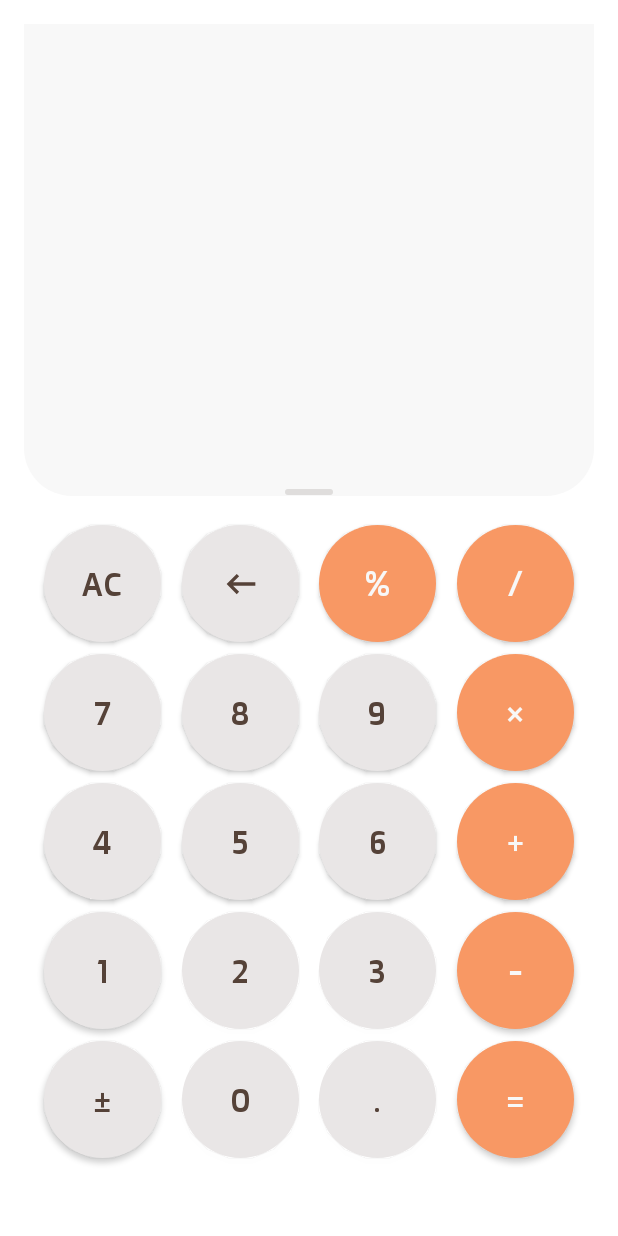
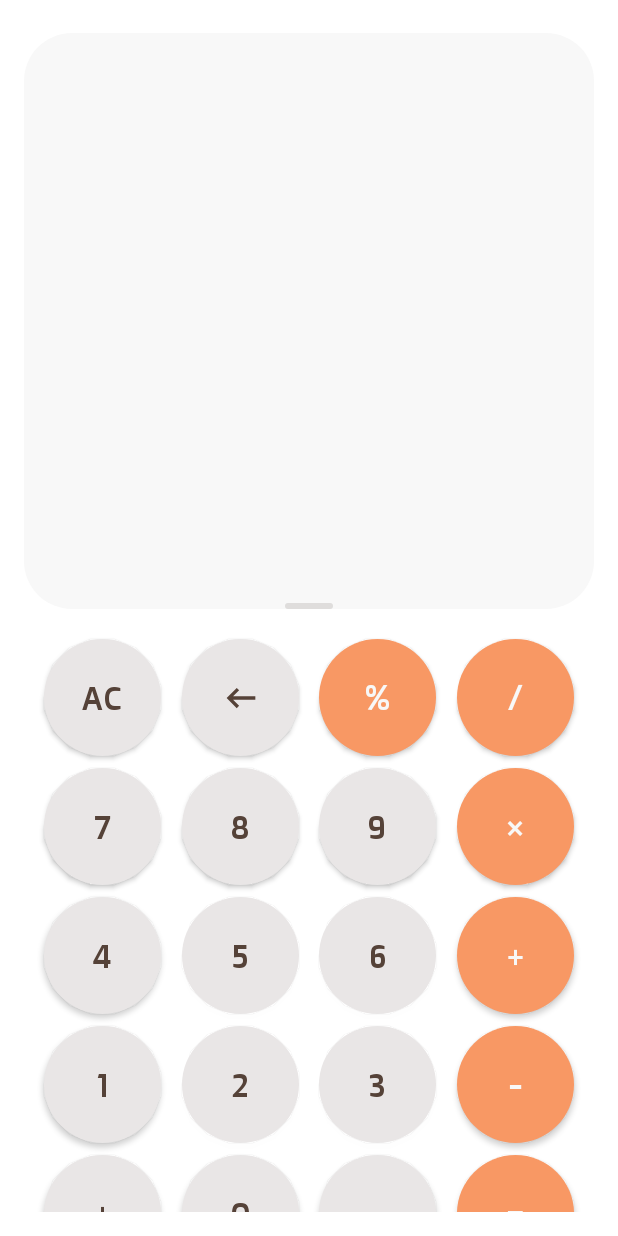
Before and after one commit to Farah315/Calculator, an Android app: the layout activity_main.xml on its own in the app's theme, with its tools: preview values and no code run, on a phone screen of 412 x 824 dp. Run offline under Robolectric (Android 15) with nearby library versions, the phone set to English and light mode, and no system bars.

Commit message:
refactor: update display logic and layout for improved readability

```diff
--- a/app/src/main/java/com/fara7/calculator/MainActivity.kt
+++ b/app/src/main/java/com/fara7/calculator/MainActivity.kt
@@ -428,13 +428,10 @@ class MainActivity : AppCompatActivity() {
      * Modified to show current expression in result area and completed expression in expression area
      */
     private fun refreshDisplay() {
-        // Show current build expression in the result display (bottom)
         val displayResult = when {
-            // If we have a completed expression to show, show only the final result
             completedExpressionToShow.isNotEmpty() -> {
                 if (currentInputNumber.isEmpty()) "0" else currentInputNumber
             }
-            // If we're building an expression, show the whole thing
             currentExpression.isNotEmpty() -> {
                 if (currentInputNumber.isNotEmpty() && !isStartingNewOperation) {
                     "$currentExpression $currentInputNumber"
@@ -442,16 +439,14 @@ class MainActivity : AppCompatActivity() {
                     currentExpression
                 }
             }
-            // Just show current number or 0
             else -> if (currentInputNumber.isEmpty()) "0" else currentInputNumber
         }
         resultDisplay.text = displayResult
 
-        // Show completed expression in the expression display (top) only after equals is pressed
         val displayExpression = if (completedExpressionToShow.isNotEmpty()) {
             completedExpressionToShow
         } else {
-            "" // Keep expression area empty while building
+            ""
         }
         expressionDisplay.text = displayExpression
 
--- a/app/src/main/res/layout/activity_main.xml
+++ b/app/src/main/res/layout/activity_main.xml
@@ -20,16 +20,18 @@
     <TextView
         android:id="@+id/Text"
         android:layout_width="0dp"
-        android:layout_height="wrap_content"
+        android:layout_height="60dp"
         android:layout_marginStart="20dp"
         android:layout_marginTop="230dp"
         android:layout_marginEnd="20dp"
         android:alpha="0.75"
         android:fontFamily="@font/doppio_one_regular"
-        android:gravity="end"
+        android:gravity="end|center_vertical"
         android:text=""
         android:textColor="#55423866"
         android:textSize="20sp"
+        android:maxLines="2"
+        android:ellipsize="end"
         app:layout_constraintBottom_toTopOf="@id/resultTextView"
         app:layout_constraintEnd_toEndOf="parent"
         app:layout_constraintHorizontal_bias="0.0"
@@ -39,12 +41,14 @@
     <TextView
         android:id="@+id/resultTextView"
         android:layout_width="0dp"
-        android:layout_height="wrap_content"
+        android:layout_height="80dp"
         android:fontFamily="@font/doppio_one_regular"
-        android:gravity="end"
+        android:gravity="end|center_vertical"
         android:text=""
         android:textColor="@color/darkBrown"
         android:textSize="36sp"
+        android:maxLines="2"
+        android:ellipsize="end"
         app:layout_constraintBottom_toTopOf="@id/divider"
         app:layout_constraintEnd_toEndOf="@+id/Text"
         app:layout_constraintHorizontal_bias="1.0"
@@ -55,8 +59,7 @@
         android:id="@+id/divider"
         android:layout_width="32dp"
         android:layout_height="4dp"
-        android:layout_marginTop="8dp"
-
+        android:layout_marginTop="16dp"
         android:background="@drawable/rectangle"
         app:layout_constraintEnd_toEndOf="parent"
         app:layout_constraintStart_toStartOf="parent"
```
